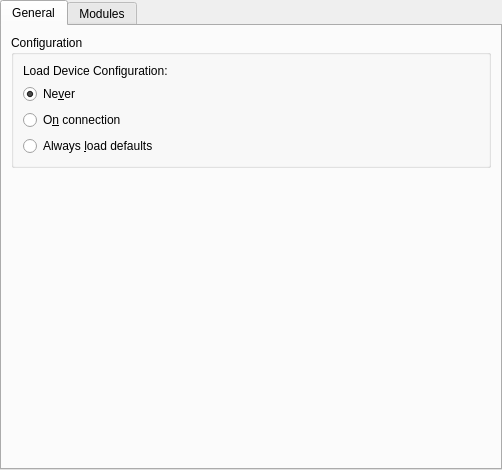
First picture: the form in kstars/ekos/opsekos.ui, repository KDE/kstars, before the edit.
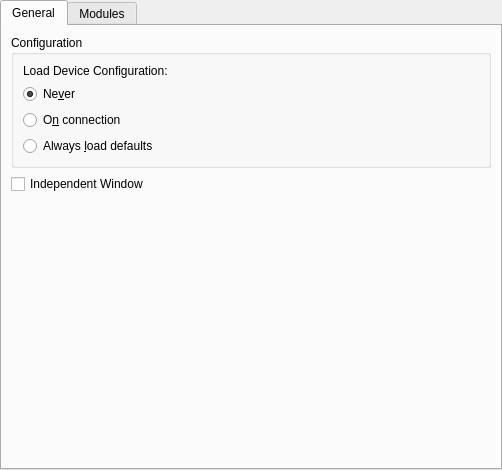
Second picture: the form after the edit. The open tabs and pages were chosen to show the change.

Commit message: Add option to make Ekos and FITSViewer windows as separate Windows from KStars

Patch:
```diff
--- a/kstars/ekos/opsekos.ui
+++ b/kstars/ekos/opsekos.ui
@@ -65,6 +65,16 @@
       </item>
      </layout>
     </item>
+    <item>
+     <widget class="QCheckBox" name="kcfg_independentWindowEkos">
+      <property name="toolTip">
+       <string>Make Ekos window independent from KStars main window. Requires restart to take effect.</string>
+      </property>
+      <property name="text">
+       <string>Independent Window</string>
+      </property>
+     </widget>
+    </item>
     <item>
      <spacer name="verticalSpacer_2">
       <property name="orientation">
```
Left out of the diff: 2 changed lines with no effect on the pictures. The commit also changes 9 other files.
